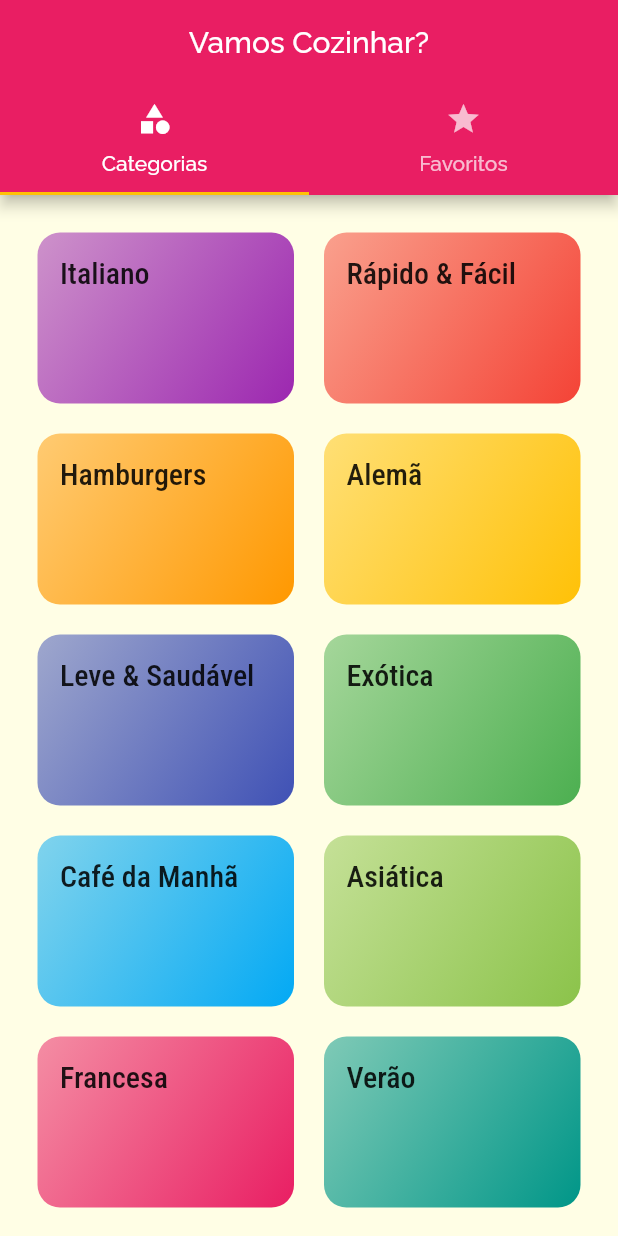
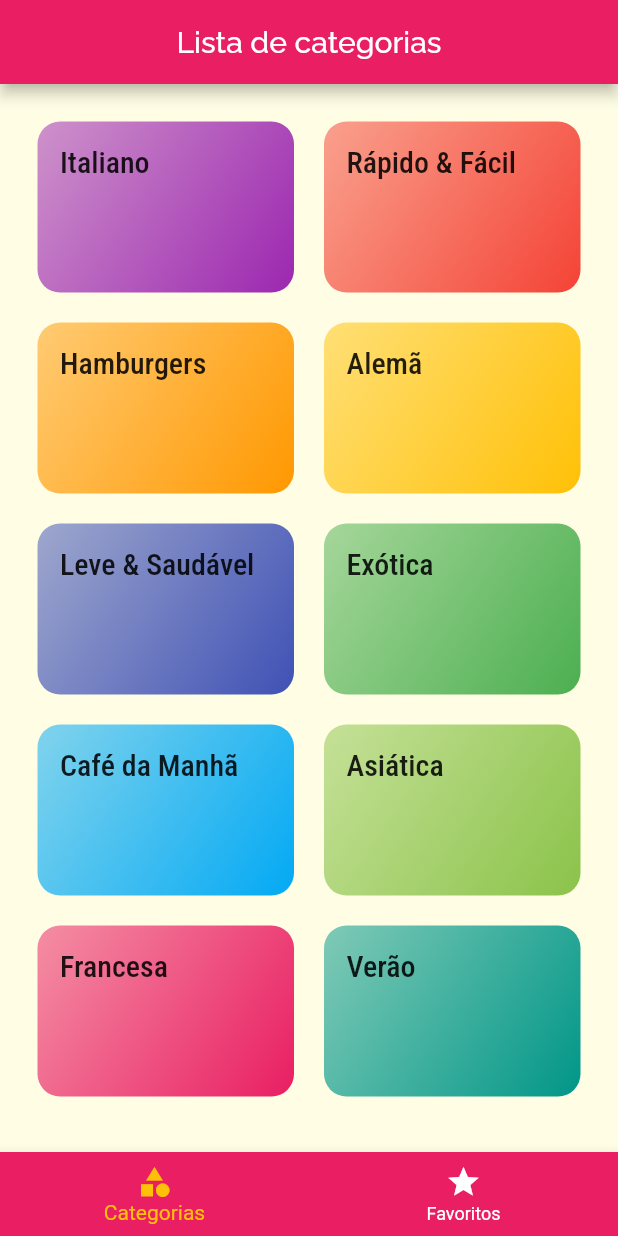
Before and after one commit to DaviSilva2019/MultiplasTelasFlutter, a Flutter app: the screen it shows after launch, on a phone screen of 412 x 824 dp. Run offline on Flutter 3.47's test engine with Material 2 defaults, Android fonts, the phone set to English and light mode, and no system bars.

Commit message:
### Adicionado  - Navegação com tabs na parte inferior da tela

```diff
--- a/lib/screens/tabs_screen.dart
+++ b/lib/screens/tabs_screen.dart
@@ -2,37 +2,46 @@ import 'package:flutter/material.dart';
 import 'categories_screen.dart';
 import 'favorite_screen.dart';
 
-class TabsScreen extends StatelessWidget {
+class TabsScreen extends StatefulWidget {
+  @override
+  _TabsScreenState createState() => _TabsScreenState();
+}
+
+class _TabsScreenState extends State<TabsScreen> {
+  int _selectedScreenIndex = 0;
+  final List<Map<String, Object>> _screens = [
+    {'title': 'Lista de categorias', 'screen': CategoriesScreen()},
+    {'title': 'Meus favoritos', 'screen': FavoriteScreen()},
+  ];
+
+  _selectScreen(int index) {
+    setState(() {
+      _selectedScreenIndex = index;
+    });
+  }
+
   @override
   Widget build(BuildContext context) {
-    return DefaultTabController(
-      length: 2,
-      child: Scaffold(
-        appBar: AppBar(
-          title: Text('Vamos Cozinhar?'),
-          centerTitle: true,
-          bottom: TabBar(
-            tabs: <Widget>[
-              Tab(
-                icon: Icon(Icons.category),
-                text: 'Categorias',
-              ),
-              Tab(
-                icon: Icon(Icons.star),
-                text: 'Favoritos',
-              )
+    return Scaffold(
+      appBar: AppBar(
+        title: Text(_screens[_selectedScreenIndex]['title']),
+        centerTitle: true,
+      ),
+      body: _screens[_selectedScreenIndex]['screen'],
+      bottomNavigationBar: BottomNavigationBar(
+          onTap: _selectScreen,
+          backgroundColor: Theme.of(context).primaryColor,
+          unselectedItemColor: Colors.white,
+          selectedItemColor: Theme.of(context).accentColor,
+          currentIndex: _selectedScreenIndex,
 
-            ],
-          ),
-        ),
-        body: TabBarView(
-          children: <Widget>[
-            CategoriesScreen(),
-            FavoriteScreen()
-          ],
-        ),
-      ),
-
+          // type: BottomNavigationBarType.shifting, // com animação. setar background no navigationBarItem
+          items: [
+            BottomNavigationBarItem(
+                icon: Icon(Icons.category), title: Text('Categorias')),
+            BottomNavigationBarItem(
+                icon: Icon(Icons.star), title: Text('Favoritos')),
+          ]),
     );
   }
 }
```
